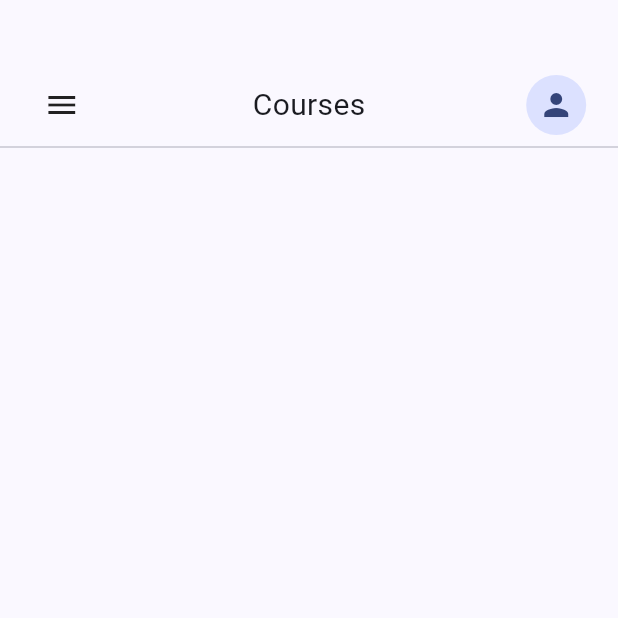
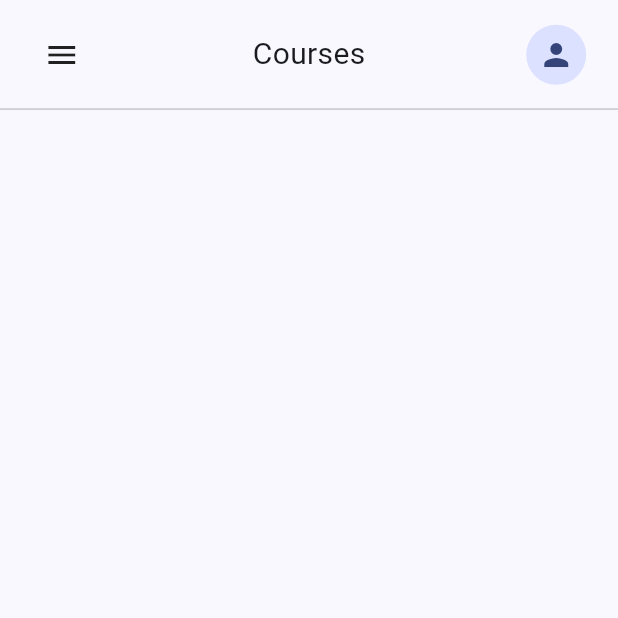
Before and after one commit to davidcarguz/class_attendance, a Flutter app: the screen it shows after launch, after a tap on "SUBMIT", on a phone screen of 412 x 824 dp, the top half of it. Run offline on Flutter 3.47's test engine with Material 3 defaults, Android fonts, the light colour scheme and no system bars.

Commit message:
Added dynamic size support based on viewport size and implemented it in login and courses header

```diff
--- a/lib/main.dart
+++ b/lib/main.dart
@@ -39,7 +39,7 @@ class _MyHomePageState extends State<MyHomePage> {
   Widget build(BuildContext context) {
 
     return const Scaffold(
-      body: SafeArea(child: LoginPage()),
+      body: LoginPage(),
     );
   }
 }
--- a/lib/screens/courses_screen.dart
+++ b/lib/screens/courses_screen.dart
@@ -1,4 +1,6 @@
 import 'package:flutter/material.dart';
+
+import '../utils/size_config.dart';
 
 class CoursesScreen extends StatelessWidget {
   static const route = 'courses';
@@ -7,12 +9,15 @@ class CoursesScreen extends StatelessWidget {
 
   @override
   Widget build(BuildContext context) {
+    SizeConfig().init(context);
     return Scaffold(
-      body: Padding(
-        padding: const EdgeInsets.only(top: 50.0),
+      body: SafeArea(
         child: Column(
           children: [
-            Row(
+            Padding(
+              padding: EdgeInsets.only(top: SizeConfig.blockSizeVertical * 2.0,
+              bottom: SizeConfig.blockSizeVertical * 1.0),
+              child: Row(
                 children: [
                   Expanded(
                     flex: 1,
@@ -35,6 +40,7 @@ class CoursesScreen extends StatelessWidget {
                   ),
                 ],
               ),
+            ),
             Divider(),
           ],
         ),
--- a/lib/screens/login_screen.dart
+++ b/lib/screens/login_screen.dart
@@ -1,4 +1,5 @@
 import 'package:class_attendance/screens/courses_screen.dart';
+import 'package:class_attendance/utils/size_config.dart';
 import 'package:flutter/material.dart';
 import '../utils/constants.dart';
 import '../components/mainButton.dart';
@@ -8,10 +9,21 @@ class LoginPage extends StatelessWidget {
 
   @override
   Widget build(BuildContext context) {
+    SizeConfig().init(context);
     return Scaffold(
-      body: Padding(
-        padding: const EdgeInsets.only(
-            top: 50.0, bottom: 30.0, left: 20.0, right: 20.0),
+      body: SingleChildScrollView(
+        physics: const NeverScrollableScrollPhysics(),
+        child: ConstrainedBox(
+          constraints: BoxConstraints(
+            maxHeight: SizeConfig.safeBlockVertical * 100,
+            maxWidth:  SizeConfig.safeBlockHorizontal * 100,
+          ),
+          child: Padding(
+            padding: EdgeInsets.only(
+                top: (SizeConfig.safeBlockVertical * 20.0),
+                bottom: (SizeConfig.safeBlockVertical * 0.5),
+                left: (SizeConfig.safeBlockHorizontal * 5.0),
+                right: (SizeConfig.safeBlockHorizontal * 5.0)),
             child: Column(
               children: [
                 Expanded(
@@ -80,7 +92,9 @@ class LoginPage extends StatelessWidget {
                               onTap: () {}, child: const Text('Forgot Password')),
                         ),
                       ),
-                  MainButton(label: 'SUBMIT', onPressed: (){
+                      MainButton(
+                          label: 'SUBMIT',
+                          onPressed: () {
                             Navigator.pushNamed(context, CoursesScreen.route);
                           }),
                     ],
@@ -102,6 +116,8 @@ class LoginPage extends StatelessWidget {
               ],
             ),
           ),
+        ),
+      ),
     );
   }
 }
--- /dev/null
+++ b/lib/utils/size_config.dart
@@ -0,0 +1,31 @@
+import 'package:flutter/widgets.dart';
+
+class SizeConfig {
+  static late MediaQueryData _mediaQueryData;
+  static late double screenWidth;
+  static late double screenHeight;
+  static late double blockSizeHorizontal;
+  static late double blockSizeVertical;
+
+  static late double _safeAreaHorizontal;
+  static late double _safeAreaVertical;
+  static late double safeBlockHorizontal;
+  static late double safeBlockVertical;
+
+  void init(BuildContext context) {
+    _mediaQueryData = MediaQuery.of(context);
+    screenWidth = _mediaQueryData.size.width;
+    screenHeight = _mediaQueryData.size.height;
+    blockSizeHorizontal = screenWidth / 100;
+    blockSizeVertical = screenHeight / 100;
+
+    _safeAreaHorizontal = _mediaQueryData.padding.left +
+        _mediaQueryData.padding.right;
+    _safeAreaVertical = _mediaQueryData.padding.top +
+        _mediaQueryData.padding.bottom;
+    safeBlockHorizontal = (screenWidth -
+        _safeAreaHorizontal) / 100;
+    safeBlockVertical = (screenHeight -
+        _safeAreaVertical) / 100;
+  }
+}
```
Lines whose indentation alone changed are shown as unchanged.
